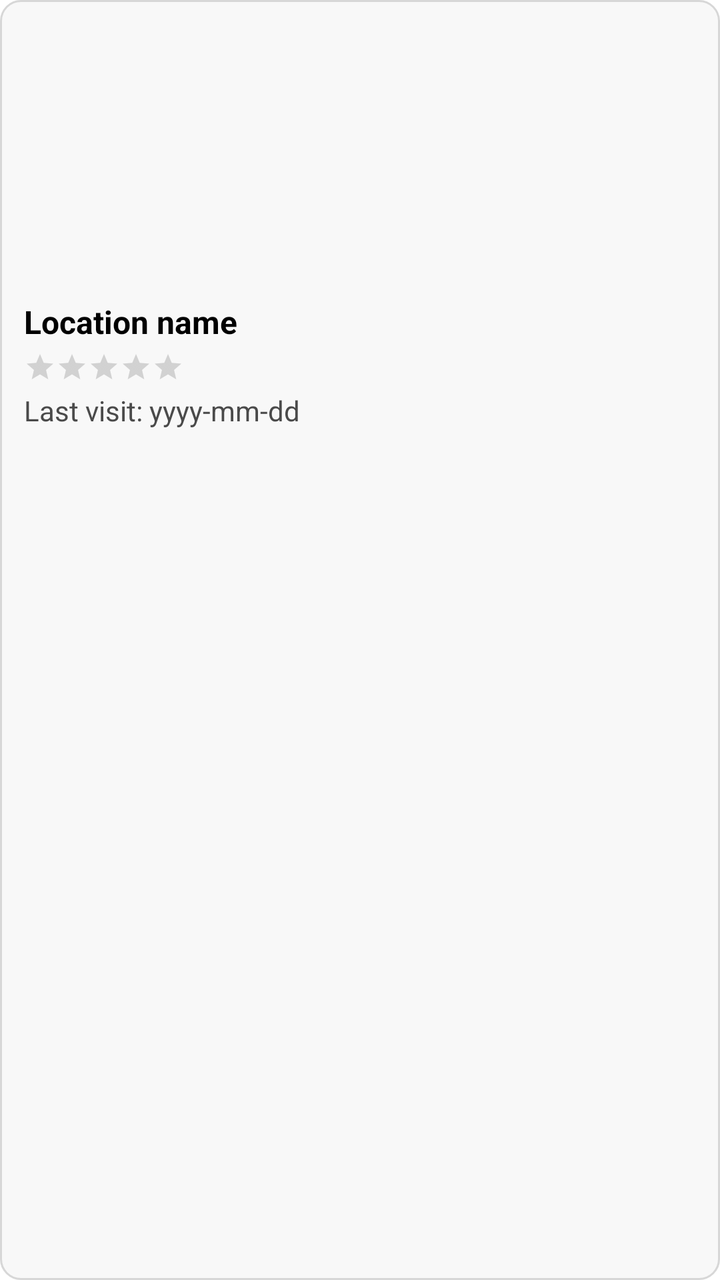
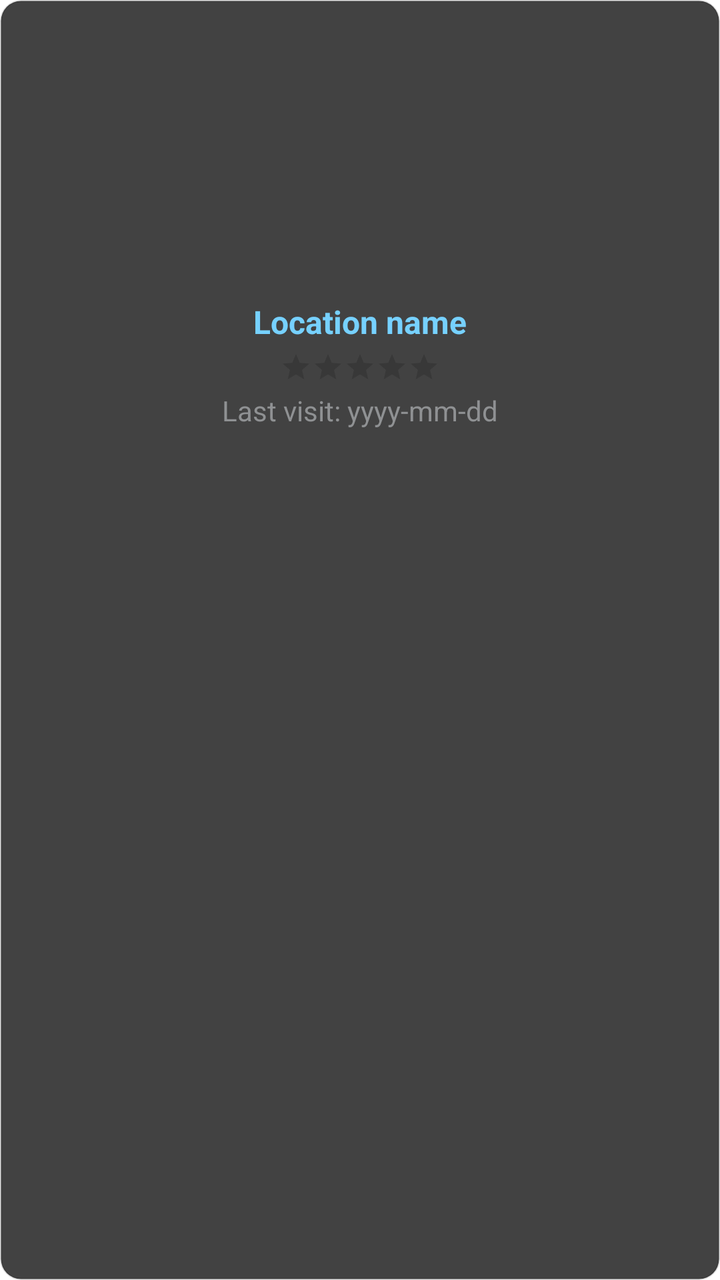

The first picture is an Android layout as it rendered before a commit; the second is the same layout after the commit. The layout source and the unified diff follow.
<!-- AndroidManifest.xml: application theme Theme.PassTask2AWishYouWereHere -->
<!-- res/layout/location_card.xml -->
<?xml version="1.0" encoding="utf-8"?>
<LinearLayout xmlns:android="http://schemas.android.com/apk/res/android"
    android:layout_width="0dp"
    android:layout_height="wrap_content"
    android:layout_columnWeight="1"
    android:layout_margin="8dp"
    android:layout_rowWeight="1"
    android:background="@drawable/bg_location_card"
    android:orientation="vertical"
    android:padding="12dp">

    <ImageView
        android:id="@+id/iv_location"
        android:layout_width="match_parent"
        android:layout_height="130dp"
        android:contentDescription="@string/location_image_content_description"
        android:scaleType="centerCrop" />

    <TextView
        android:id="@+id/tv_location_title"
        style="@style/LocationTitleStyle"
        android:layout_width="match_parent"
        android:layout_height="wrap_content"
        android:layout_marginTop="8dp"
        android:text="@string/placeholder_location" />

    <RatingBar
        android:id="@+id/rb_location_rating"
        style="?android:attr/ratingBarStyleSmall"
        android:layout_width="wrap_content"
        android:layout_height="wrap_content"
        android:isIndicator="true"
        android:numStars="5"
        android:stepSize="0.5"
        android:layout_marginTop="4dp" />

    <TextView
        android:id="@+id/tv_last_visit"
        style="@style/LocationMetaStyle"
        android:layout_width="match_parent"
        android:layout_height="wrap_content"
        android:layout_marginTop="4dp"
        android:text="@string/placeholder_date" />

</LinearLayout>
<!-- resources referenced by this layout -->
<resources>
  <!-- drawable bg_location_card (drawable) -->
  <?xml version="1.0" encoding="utf-8"?>
  <shape xmlns:android="http://schemas.android.com/apk/res/android" android:shape="rectangle">
      <solid android:color="@color/card_background" />
      <corners android:radius="10dp" />
      <stroke
          android:width="1dp"
          android:color="@color/card_border" />
  </shape>
  <string name="location_image_content_description">Location image</string>
  <string name="placeholder_date">Last visit: yyyy-mm-dd</string>
  <string name="placeholder_location">Location name</string>
  <style name="LocationMetaStyle">
          <item name="android:textSize">14sp</item>
          <item name="android:textColor">@color/text_secondary</item>
      </style>
  <style name="LocationTitleStyle">
          <item name="android:textSize">16sp</item>
          <item name="android:textStyle">bold</item>
          <item name="android:textColor">@color/black</item>
      </style>
  <style name="Theme.PassTask2AWishYouWereHere" parent="Theme.MaterialComponents.DayNight.DarkActionBar">
          
          <item name="colorPrimary">@color/purple_500</item>
          <item name="colorPrimaryVariant">@color/purple_700</item>
          <item name="colorOnPrimary">@color/white</item>
          
          <item name="colorSecondary">@color/teal_200</item>
          <item name="colorSecondaryVariant">@color/teal_700</item>
          <item name="colorOnSecondary">@color/black</item>
          
          <item name="android:statusBarColor">?attr/colorPrimaryVariant</item>
          
      </style>
  <color name="card_background">#FFF8F8F8</color>
  <color name="card_border">#FFD7D7D7</color>
  <color name="text_secondary">#FF4A4A4A</color>
  <color name="black">#FF000000</color>
  <color name="purple_500">#FF6200EE</color>
  <color name="purple_700">#FF3700B3</color>
  <color name="white">#FFFFFFFF</color>
  <color name="teal_200">#FF03DAC5</color>
  <color name="teal_700">#FF018786</color>
</resources>

<!-- the commit's change to res/layout/location_card.xml (unified diff, before → after) -->
@@ -1,10 +1,10 @@
 <?xml version="1.0" encoding="utf-8"?>
 <LinearLayout xmlns:android="http://schemas.android.com/apk/res/android"
-    android:layout_width="0dp"
+    android:layout_width="match_parent"
     android:layout_height="wrap_content"
+    android:layout_rowWeight="1"
     android:layout_columnWeight="1"
     android:layout_margin="8dp"
-    android:layout_rowWeight="1"
     android:background="@drawable/bg_location_card"
     android:orientation="vertical"
     android:padding="12dp">
@@ -13,6 +13,7 @@
         android:id="@+id/iv_location"
         android:layout_width="match_parent"
         android:layout_height="130dp"
+        android:layout_gravity="center|center_horizontal"
         android:contentDescription="@string/location_image_content_description"
         android:scaleType="centerCrop" />
 
@@ -22,24 +23,30 @@
         android:layout_width="match_parent"
         android:layout_height="wrap_content"
         android:layout_marginTop="8dp"
-        android:text="@string/placeholder_location" />
+        android:gravity="center"
+        android:text="@string/placeholder_location"
+        android:textColor="@color/material_dynamic_primary80" />
 
     <RatingBar
         android:id="@+id/rb_location_rating"
         style="?android:attr/ratingBarStyleSmall"
         android:layout_width="wrap_content"
         android:layout_height="wrap_content"
+        android:layout_gravity="center"
+        android:layout_marginTop="4dp"
         android:isIndicator="true"
         android:numStars="5"
-        android:stepSize="0.5"
-        android:layout_marginTop="4dp" />
+        android:stepSize="0.5" />
 
     <TextView
         android:id="@+id/tv_last_visit"
         style="@style/LocationMetaStyle"
         android:layout_width="match_parent"
         android:layout_height="wrap_content"
+        android:layout_gravity="bottom"
         android:layout_marginTop="4dp"
-        android:text="@string/placeholder_date" />
+        android:gravity="bottom|center"
+        android:text="@string/placeholder_date"
+        android:textColor="@color/material_dynamic_neutral60" />
 
 </LinearLayout>
<!-- resource entries referenced after the edit -->
@@ -3,11 +3,11 @@
   <!-- drawable bg_location_card (drawable) -->
   <?xml version="1.0" encoding="utf-8"?>
   <shape xmlns:android="http://schemas.android.com/apk/res/android" android:shape="rectangle">
-      <solid android:color="@color/card_background" />
+      <solid android:color="@color/cardview_dark_background" />
       <corners android:radius="10dp" />
       <stroke
           android:width="1dp"
-          android:color="@color/card_border" />
+          android:color="@color/material_on_surface_stroke" />
   </shape>
   <string name="location_image_content_description">Location image</string>
   <string name="placeholder_date">Last visit: yyyy-mm-dd</string>
@@ -34,8 +34,6 @@
           <item name="android:statusBarColor">?attr/colorPrimaryVariant</item>
           
       </style>
-  <color name="card_background">#FFF8F8F8</color>
-  <color name="card_border">#FFD7D7D7</color>
   <color name="text_secondary">#FF4A4A4A</color>
   <color name="black">#FF000000</color>
   <color name="purple_500">#FF6200EE</color>
